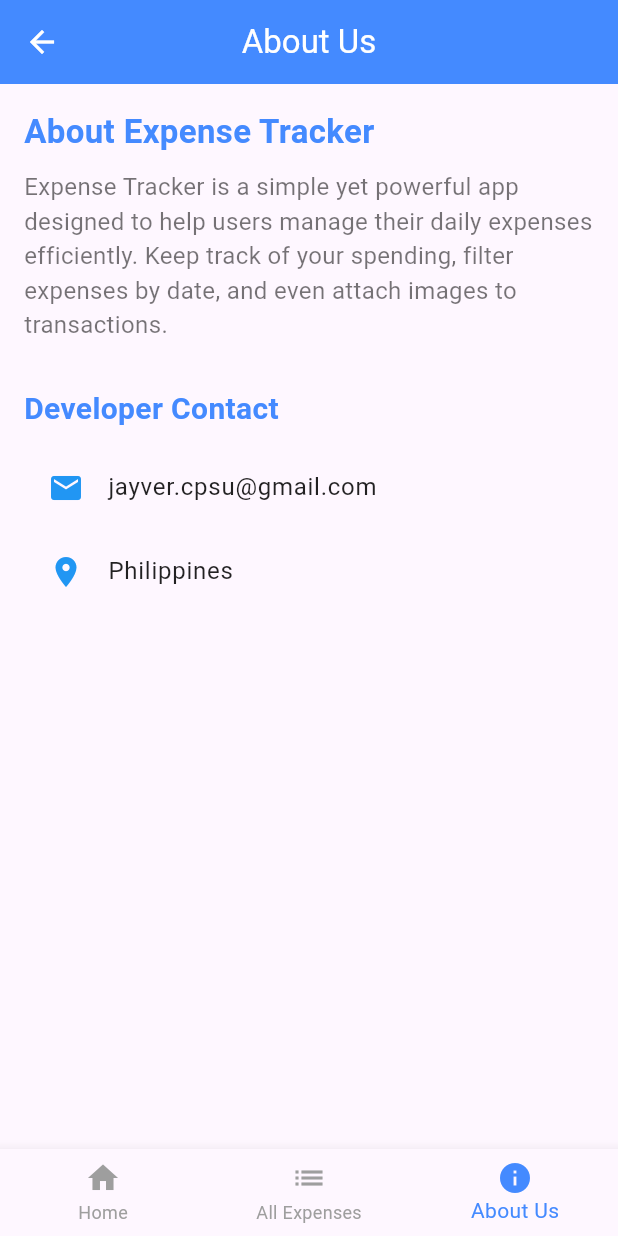
After one commit to Jayvercpsu/List-Expense-Tracker-App-flutter, a Flutter app: the screen it shows after launch, item 3 of the bottom bar chosen, on a phone screen of 412 x 824 dp. The commit adds this screen. Run offline on Flutter 3.47's test engine with Material 3 defaults, Android fonts, the light colour scheme and no system bars; our stand-ins replace image_picker, shared_preferences.

Commit message:
Added features about me and fixed minor functions

```diff
--- /dev/null
+++ b/lib/about-us/about_us_screen.dart
@@ -0,0 +1,89 @@
+import 'package:flutter/material.dart';
+import '../screens/all_exp_screen.dart';
+import '../screens/all_expenses.dart';
+import '../models/expense.dart';
+
+class AboutUsScreen extends StatelessWidget {
+  final List<Expense> expenses;
+  final Function(Expense) editExpense;
+  final Function(String) deleteExpense;
+
+  AboutUsScreen({
+    required this.expenses,
+    required this.editExpense,
+    required this.deleteExpense,
+  });
+
+  @override
+  Widget build(BuildContext context) {
+    return Scaffold(
+      appBar: AppBar(
+        title: Text('About Us', style: TextStyle(color: Colors.white)),
+        backgroundColor: Colors.blueAccent,
+        centerTitle: true,
+        iconTheme: IconThemeData(color: Colors.white),
+      ),
+      body: Padding(
+        padding: const EdgeInsets.all(16.0),
+        child: Column(
+          crossAxisAlignment: CrossAxisAlignment.start,
+          children: [
+            Text(
+              "About Expense Tracker",
+              style: TextStyle(fontSize: 22, fontWeight: FontWeight.bold, color: Colors.blueAccent),
+            ),
+            SizedBox(height: 10),
+            Text(
+              "Expense Tracker is a simple yet powerful app designed to help users manage their daily expenses efficiently. "
+                  "Keep track of your spending, filter expenses by date, and even attach images to transactions.",
+              style: TextStyle(fontSize: 16, color: Colors.black54),
+            ),
+            SizedBox(height: 30),
+            Text(
+              "Developer Contact",
+              style: TextStyle(fontSize: 20, fontWeight: FontWeight.bold, color: Colors.blueAccent),
+            ),
+            SizedBox(height: 10),
+            ListTile(
+              leading: Icon(Icons.email, color: Colors.blue),
+              title: Text("jayver.cpsu@gmail.com", style: TextStyle(fontSize: 16, color: Colors.black87)),
+            ),
+            ListTile(
+              leading: Icon(Icons.location_on, color: Colors.blue),
+              title: Text("Philippines", style: TextStyle(fontSize: 16, color: Colors.black87)),
+            ),
+          ],
+        ),
+      ),
+
+      // ✅ Bottom Navigation Bar
+      bottomNavigationBar: BottomNavigationBar(
+        currentIndex: 2, // ✅ Since we are on the About Us page
+        selectedItemColor: Colors.blueAccent,
+        unselectedItemColor: Colors.grey,
+        items: const [
+          BottomNavigationBarItem(icon: Icon(Icons.home), label: 'Home'),
+          BottomNavigationBarItem(icon: Icon(Icons.list), label: 'All Expenses'),
+          BottomNavigationBarItem(icon: Icon(Icons.info), label: 'About Us'),
+        ],
+        onTap: (index) {
+          if (index == 0) {
+            Navigator.pushReplacement(
+                context, MaterialPageRoute(builder: (context) => HomeScreen()));
+          } else if (index == 1) {
+            Navigator.pushReplacement(
+              context,
+              MaterialPageRoute(
+                builder: (context) => AllExpensesPage(
+                  expenses: expenses, // ✅ Now we pass actual data
+                  editExpense: editExpense,
+                  deleteExpense: deleteExpense,
+                ),
+              ),
+            );
+          }
+        },
+      ),
+    );
+  }
+}
--- a/lib/models/expense.dart
+++ b/lib/models/expense.dart
@@ -5,12 +5,14 @@ class Expense {
             String _title;
             double _amount;
             DateTime date;
+            String? imagePath; // ✅ Optional image path
 
             Expense({
               required this.id,
               required String title,
               required double amount,
               required this.date,
+              this.imagePath, // ✅ Make it optional
             })  : _title = title,
                   _amount = amount;
 
@@ -34,6 +36,7 @@ class Expense {
                 'title': _title,
                 'amount': _amount,
                 'date': date.toIso8601String(),
+                'imagePath': imagePath, // ✅ Store image path
               };
               return json.encode(data);
             }
@@ -46,6 +49,7 @@ class Expense {
                 title: data['title'],
                 amount: data['amount'],
                 date: DateTime.parse(data['date']),
+                imagePath: data['imagePath'], // ✅ Retrieve image path
               );
             }
 
--- a/pubspec.yaml
+++ b/pubspec.yaml
@@ -14,6 +14,8 @@ dependencies:
   intl: ^0.20.2
   cupertino_icons: ^1.0.8
   shared_preferences: ^2.5.2
+  image_picker: ^1.1.2
+  path_provider: ^2.1.5
 
 dev_dependencies:
   flutter_test:
```
Also changed, not shown: lib/screens/all_exp_screen.dart (+57 -20 lines), lib/screens/all_expenses.dart (+95 -76 lines), lib/screens/view_image_screen.dart (added, +25 -0 lines), lib/widgets/expense_dialog.dart (+43 -12 lines), pubspec.lock, 5 other files. Lines whose indentation alone changed are shown as unchanged.
